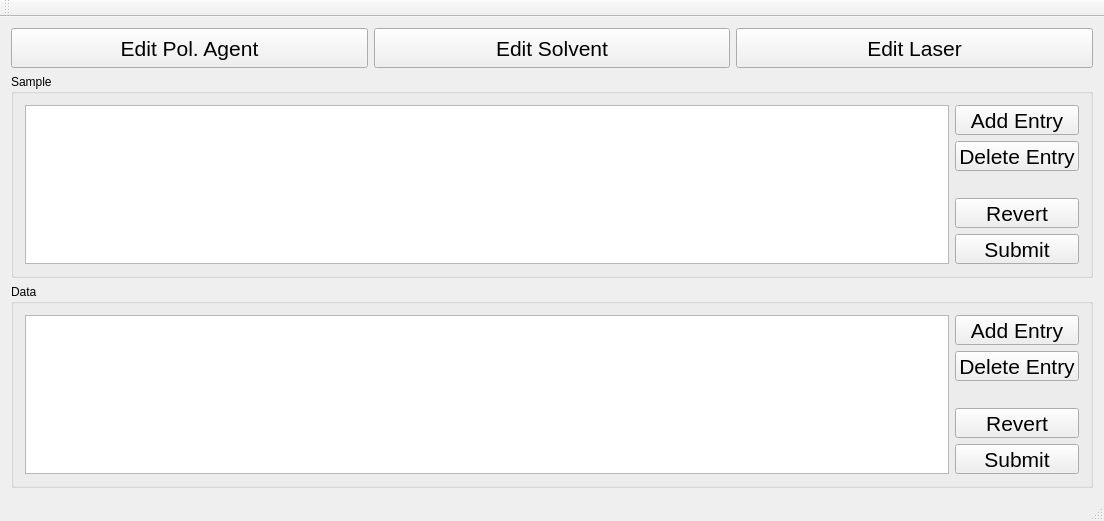
Before: the Qt Designer form mainwindow.ui in TripletESR/SampleDatabase, drawn with Qt 5.
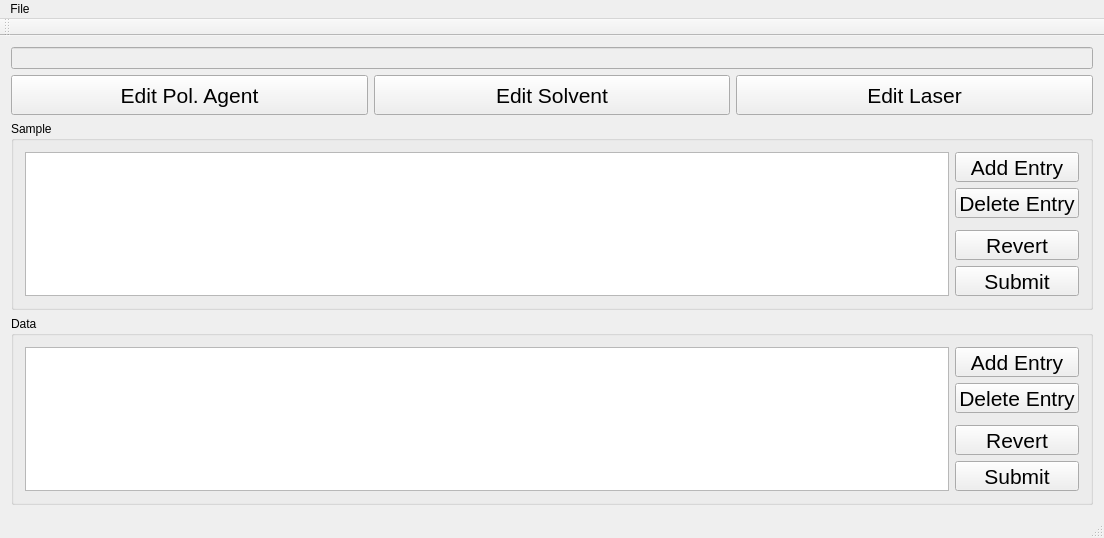
After: the same form once the commit is applied.

Commit message:
added output data to txt or csv;
improved UI

```diff
--- a/mainwindow.ui
+++ b/mainwindow.ui
@@ -14,8 +14,8 @@
    <string>Sample Database</string>
   </property>
   <widget class="QWidget" name="centralWidget">
-   <layout class="QGridLayout" name="gridLayout" rowstretch="1,4,4">
-    <item row="2" column="0" colspan="3">
+   <layout class="QGridLayout" name="gridLayout" rowstretch="1,4,4,0" columnstretch="1,1,1">
+    <item row="3" column="0" colspan="3">
      <widget class="QGroupBox" name="groupBox">
       <property name="title">
        <string>Data</string>
@@ -99,12 +99,12 @@
       </layout>
      </widget>
     </item>
-    <item row="1" column="0" colspan="3">
+    <item row="2" column="0" colspan="3">
      <widget class="QGroupBox" name="groupBox_2">
       <property name="title">
        <string>Sample</string>
       </property>
-      <layout class="QGridLayout" name="gridLayout_3" columnstretch="8,1">
+      <layout class="QGridLayout" name="gridLayout_3" columnstretch="8,0">
        <item row="0" column="0" rowspan="5">
         <widget class="QTableView" name="sampleView"/>
        </item>
@@ -144,24 +144,6 @@
          </property>
         </widget>
        </item>
-       <item row="0" column="1">
-        <widget class="QPushButton" name="pushButton_addSampleEntry">
-         <property name="minimumSize">
-          <size>
-           <width>0</width>
-           <height>30</height>
-          </size>
-         </property>
-         <property name="font">
-          <font>
-           <pointsize>16</pointsize>
-          </font>
-         </property>
-         <property name="text">
-          <string>Add Entry</string>
-         </property>
-        </widget>
-       </item>
        <item row="1" column="1">
         <widget class="QPushButton" name="pushButton_deleteSampleEntry">
          <property name="minimumSize">
@@ -180,10 +162,28 @@
          </property>
         </widget>
        </item>
+       <item row="0" column="1">
+        <widget class="QPushButton" name="pushButton_addSampleEntry">
+         <property name="minimumSize">
+          <size>
+           <width>0</width>
+           <height>30</height>
+          </size>
+         </property>
+         <property name="font">
+          <font>
+           <pointsize>16</pointsize>
+          </font>
+         </property>
+         <property name="text">
+          <string>Add Entry</string>
+         </property>
+        </widget>
+       </item>
       </layout>
      </widget>
     </item>
-    <item row="0" column="2">
+    <item row="1" column="2">
      <widget class="QPushButton" name="pushButton_editLaser">
       <property name="minimumSize">
        <size>
@@ -201,7 +201,7 @@
       </property>
      </widget>
     </item>
-    <item row="0" column="0">
+    <item row="1" column="0">
      <widget class="QPushButton" name="pushButton_editChemical">
       <property name="minimumSize">
        <size>
@@ -219,7 +219,7 @@
       </property>
      </widget>
     </item>
-    <item row="0" column="1">
+    <item row="1" column="1">
      <widget class="QPushButton" name="pushButton_editSolvent">
       <property name="minimumSize">
        <size>
@@ -237,6 +237,13 @@
       </property>
      </widget>
     </item>
+    <item row="0" column="0" colspan="3">
+     <widget class="QLineEdit" name="lineEdit_dbName">
+      <property name="enabled">
+       <bool>false</bool>
+      </property>
+     </widget>
+    </item>
    </layout>
   </widget>
   <widget class="QMenuBar" name="menuBar">
@@ -248,6 +255,13 @@
      <height>21</height>
     </rect>
    </property>
+   <widget class="QMenu" name="menuFile">
+    <property name="title">
+     <string>File</string>
+    </property>
+    <addaction name="actionOutput_tables"/>
+   </widget>
+   <addaction name="menuFile"/>
   </widget>
   <widget class="QToolBar" name="mainToolBar">
    <attribute name="toolBarArea">
```
Left out of the diff: 5 changed lines with no effect on the pictures. The commit also changes 2 other files.
